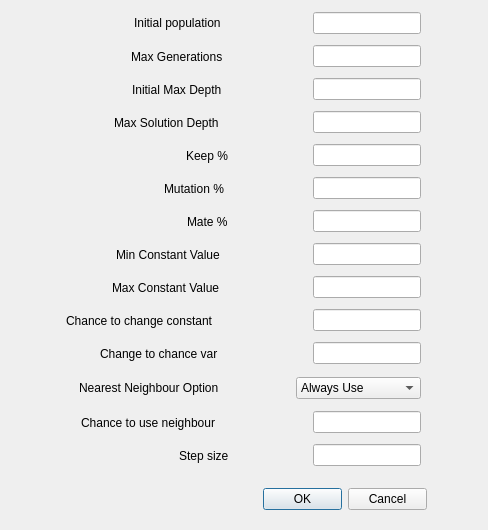
The window that viewer/ConfigDialog.ui (miguelmartin75/GP-Symbolic-Regression) describes before a commit, drawn with Qt 5.
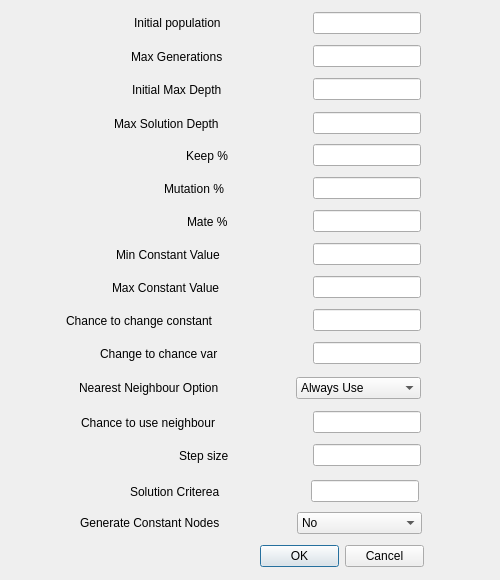
The same window after the commit.

Commit message: Added other configuration in GUI

```diff
--- a/viewer/ConfigDialog.ui
+++ b/viewer/ConfigDialog.ui
@@ -6,8 +6,8 @@
    <rect>
     <x>0</x>
     <y>0</y>
-    <width>488</width>
-    <height>530</height>
+    <width>500</width>
+    <height>580</height>
    </rect>
   </property>
   <property name="windowTitle">
@@ -16,8 +16,8 @@
   <widget class="QDialogButtonBox" name="buttonBox">
    <property name="geometry">
     <rect>
-     <x>263</x>
-     <y>483</y>
+     <x>260</x>
+     <y>540</y>
      <width>164</width>
      <height>32</height>
     </rect>
@@ -29,7 +29,7 @@
     <set>QDialogButtonBox::Cancel|QDialogButtonBox::Ok</set>
    </property>
   </widget>
-  <widget class="QWidget" name="">
+  <widget class="QWidget" name="layoutWidget">
    <property name="geometry">
     <rect>
      <x>134</x>
@@ -64,7 +64,7 @@
     </item>
    </layout>
   </widget>
-  <widget class="QWidget" name="">
+  <widget class="QWidget" name="layoutWidget">
    <property name="geometry">
     <rect>
      <x>131</x>
@@ -99,7 +99,7 @@
     </item>
    </layout>
   </widget>
-  <widget class="QWidget" name="">
+  <widget class="QWidget" name="layoutWidget">
    <property name="geometry">
     <rect>
      <x>132</x>
@@ -134,13 +134,13 @@
     </item>
    </layout>
   </widget>
-  <widget class="QWidget" name="">
+  <widget class="QWidget" name="layoutWidget">
    <property name="geometry">
     <rect>
      <x>114</x>
      <y>111</y>
      <width>307</width>
-     <height>23</height>
+     <height>25</height>
     </rect>
    </property>
    <layout class="QHBoxLayout" name="horizontalLayout_5">
@@ -169,7 +169,7 @@
     </item>
    </layout>
   </widget>
-  <widget class="QWidget" name="">
+  <widget class="QWidget" name="layoutWidget">
    <property name="geometry">
     <rect>
      <x>186</x>
@@ -204,7 +204,7 @@
     </item>
    </layout>
   </widget>
-  <widget class="QWidget" name="">
+  <widget class="QWidget" name="layoutWidget">
    <property name="geometry">
     <rect>
      <x>164</x>
@@ -239,7 +239,7 @@
     </item>
    </layout>
   </widget>
-  <widget class="QWidget" name="">
+  <widget class="QWidget" name="layoutWidget">
    <property name="geometry">
     <rect>
      <x>187</x>
@@ -274,7 +274,7 @@
     </item>
    </layout>
   </widget>
-  <widget class="QWidget" name="">
+  <widget class="QWidget" name="layoutWidget">
    <property name="geometry">
     <rect>
      <x>116</x>
@@ -309,7 +309,7 @@
     </item>
    </layout>
   </widget>
-  <widget class="QWidget" name="">
+  <widget class="QWidget" name="layoutWidget">
    <property name="geometry">
     <rect>
      <x>112</x>
@@ -344,7 +344,7 @@
     </item>
    </layout>
   </widget>
-  <widget class="QWidget" name="">
+  <widget class="QWidget" name="layoutWidget">
    <property name="geometry">
     <rect>
      <x>66</x>
@@ -379,7 +379,7 @@
     </item>
    </layout>
   </widget>
-  <widget class="QWidget" name="">
+  <widget class="QWidget" name="layoutWidget">
    <property name="geometry">
     <rect>
      <x>100</x>
@@ -414,7 +414,7 @@
     </item>
    </layout>
   </widget>
-  <widget class="QWidget" name="">
+  <widget class="QWidget" name="layoutWidget">
    <property name="geometry">
     <rect>
      <x>79</x>
@@ -471,7 +471,7 @@
     </item>
    </layout>
   </widget>
-  <widget class="QWidget" name="">
+  <widget class="QWidget" name="layoutWidget">
    <property name="geometry">
     <rect>
      <x>81</x>
@@ -506,7 +506,7 @@
     </item>
    </layout>
   </widget>
-  <widget class="QWidget" name="">
+  <widget class="QWidget" name="layoutWidget">
    <property name="geometry">
     <rect>
      <x>179</x>
@@ -541,6 +541,93 @@
     </item>
    </layout>
   </widget>
+  <widget class="QWidget" name="layoutWidget_2">
+   <property name="geometry">
+    <rect>
+     <x>130</x>
+     <y>480</y>
+     <width>289</width>
+     <height>23</height>
+    </rect>
+   </property>
+   <layout class="QHBoxLayout" name="horizontalLayout_17">
+    <item>
+     <widget class="QLabel" name="label_17">
+      <property name="text">
+       <string>Solution Criterea</string>
+      </property>
+     </widget>
+    </item>
+    <item>
+     <spacer name="horizontalSpacer_17">
+      <property name="orientation">
+       <enum>Qt::Horizontal</enum>
+      </property>
+      <property name="sizeHint" stdset="0">
+       <size>
+        <width>40</width>
+        <height>20</height>
+       </size>
+      </property>
+     </spacer>
+    </item>
+    <item>
+     <widget class="QLineEdit" name="solutionCritereaLineEdit"/>
+    </item>
+   </layout>
+  </widget>
+  <widget class="QWidget" name="layoutWidget_3">
+   <property name="geometry">
+    <rect>
+     <x>80</x>
+     <y>510</y>
+     <width>342</width>
+     <height>26</height>
+    </rect>
+   </property>
+   <layout class="QHBoxLayout" name="horizontalLayout_18">
+    <item>
+     <widget class="QLabel" name="label_18">
+      <property name="text">
+       <string>Generate Constant Nodes</string>
+      </property>
+     </widget>
+    </item>
+    <item>
+     <spacer name="horizontalSpacer_18">
+      <property name="orientation">
+       <enum>Qt::Horizontal</enum>
+      </property>
+      <property name="sizeHint" stdset="0">
+       <size>
+        <width>40</width>
+        <height>20</height>
+       </size>
+      </property>
+     </spacer>
+    </item>
+    <item>
+     <widget class="QComboBox" name="constantNodeCombo">
+      <property name="minimumSize">
+       <size>
+        <width>125</width>
+        <height>0</height>
+       </size>
+      </property>
+      <item>
+       <property name="text">
+        <string>No</string>
+       </property>
+      </item>
+      <item>
+       <property name="text">
+        <string>Yes</string>
+       </property>
+      </item>
+     </widget>
+    </item>
+   </layout>
+  </widget>
  </widget>
  <resources/>
  <connections>
```
The commit also changes 5 other files.
